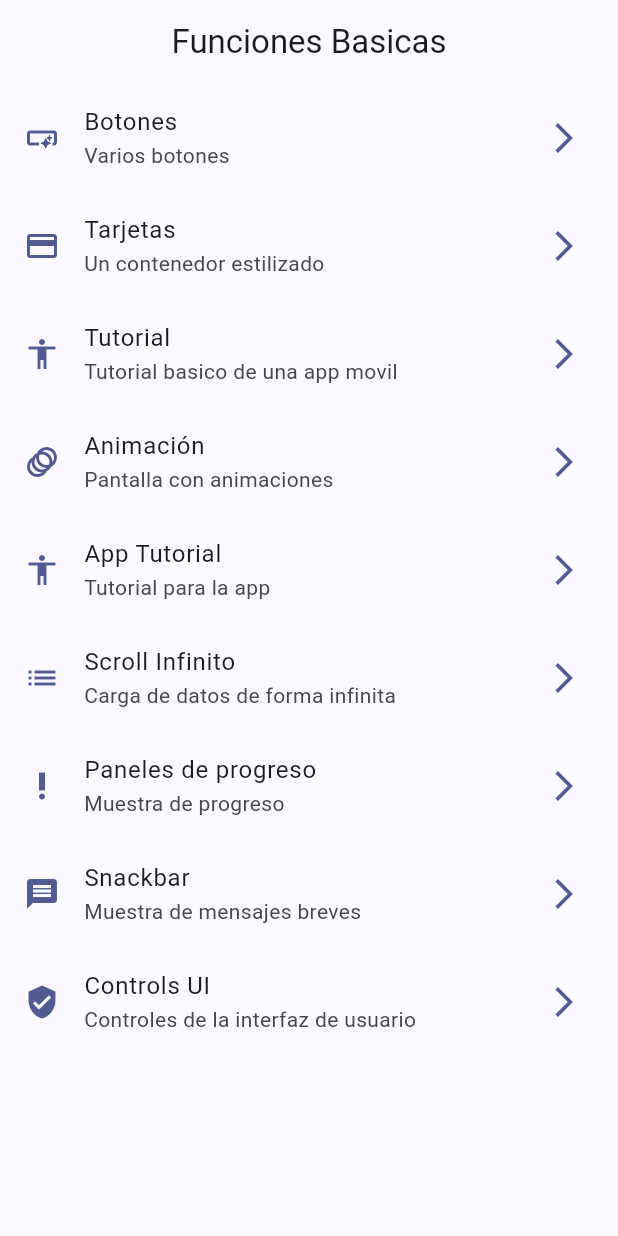
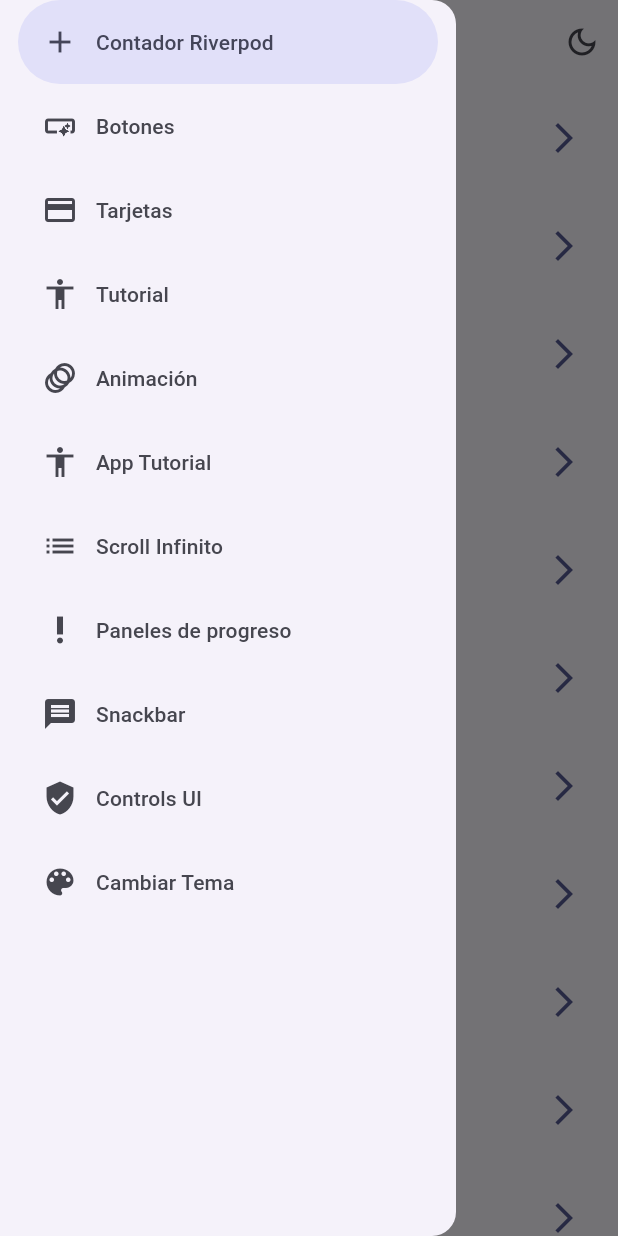
Before and after one commit to luislr220/widget_lalr_app, a Flutter app: the screen it shows after launch, with the side drawer open (before the commit the screen has no drawer), on a phone screen of 412 x 824 dp. Run offline on Flutter 3.47's test engine with Material 3 defaults, Android fonts, the phone set to English and light mode, and no system bars; our stand-ins replace animate_do, flutter_riverpod, go_router, lottie.

Commit message:
Terminando la app

```diff
--- a/lib/config/menu/menu_items.dart
+++ b/lib/config/menu/menu_items.dart
@@ -15,6 +15,12 @@ class MenuItem {
 }
 
 const appMenuItems = <MenuItem>[
+  MenuItem(
+    title: 'Contador Riverpod',
+    subTitle: 'Introducción a River',
+    link: '/counter-river',
+    icon: Icons.add,
+  ),
   MenuItem(
     title: 'Botones',
     subTitle: 'Varios botones',
@@ -69,4 +75,10 @@ const appMenuItems = <MenuItem>[
     link: '/uiControls',
     icon: Icons.verified_user_sharp,
   ),
+  MenuItem(
+    title: 'Cambiar Tema',
+    subTitle: 'Cambio de tema de la aplicación.',
+    link: '/theme-change',
+    icon: Icons.color_lens,
+  ),
 ];
--- a/lib/config/router/app_router.dart
+++ b/lib/config/router/app_router.dart
@@ -33,5 +33,13 @@ final appRouter = GoRouter(
       path: '/uiControls',
       builder: (context, state) => const UiControlsScreen(),
     ),
+    GoRoute(
+      path: '/counter-river',
+      builder: (context, state) => const CounterScreen(),
+    ),
+    GoRoute(
+      path: '/theme-change',
+      builder: (context, state) => const ThemeChangeScreen(),
+    ),
   ],
 );
--- a/lib/config/theme/app_theme.dart
+++ b/lib/config/theme/app_theme.dart
@@ -13,8 +13,9 @@ const colorList = <Color>[
 
 class AppTheme {
   final int selectedColor;
+  final bool isDarkMode;
 
-  AppTheme({required this.selectedColor})
+  AppTheme({required this.selectedColor, required this.isDarkMode})
     : assert(selectedColor >= 0, 'Selecciona un color mayor a 0'),
       assert(
         selectedColor < colorList.length,
@@ -27,5 +28,11 @@ class AppTheme {
       centerTitle: true,
       //elevation: 1,
     ),
+    brightness: isDarkMode ? Brightness.dark : Brightness.light,
+  );
+
+  AppTheme copyWith({bool? isDarkMode, int? selectedColor}) => AppTheme(
+    selectedColor: selectedColor ?? this.selectedColor,
+    isDarkMode: isDarkMode ?? this.isDarkMode,
   );
 }
--- a/lib/main.dart
+++ b/lib/main.dart
@@ -1,19 +1,22 @@
 import 'package:flutter/material.dart';
+import 'package:flutter_riverpod/flutter_riverpod.dart';
 import 'package:widget_lalr_app/config/router/app_router.dart';
 import 'package:widget_lalr_app/config/theme/app_theme.dart';
+import 'package:widget_lalr_app/presentation/providers/theme_provider.dart';
 
 void main() {
-  runApp(const MyApp());
+  runApp(const ProviderScope(child: MyApp()));
 }
 
-class MyApp extends StatelessWidget {
+class MyApp extends ConsumerWidget {
   const MyApp({super.key});
   @override
-  Widget build(BuildContext context) {
+  Widget build(BuildContext context, WidgetRef ref) {
+    final AppTheme appTheme = ref.watch(themeNotifierProvider);
     return MaterialApp.router(
       routerConfig: appRouter,
       debugShowCheckedModeBanner: false,
-      theme: AppTheme(selectedColor: 3).getTheme(),
+      theme: appTheme.getTheme(),
     );
   }
 }
--- /dev/null
+++ b/lib/presentation/providers/couter_provider.dart
@@ -0,0 +1,3 @@
+import 'package:flutter_riverpod/flutter_riverpod.dart';
+
+final couterProvider = StateProvider<int>((ref) => 2);
--- a/lib/presentation/screens/home/home_screen.dart
+++ b/lib/presentation/screens/home/home_screen.dart
@@ -1,21 +1,35 @@
 import 'package:flutter/material.dart';
 import 'package:go_router/go_router.dart';
 import 'package:widget_lalr_app/config/menu/menu_items.dart';
+import 'package:widget_lalr_app/presentation/widgets/side_widgets.dart';
 
 class HomeScreen extends StatelessWidget {
   const HomeScreen({super.key});
 
   @override
   Widget build(BuildContext context) {
+    final scaffoldKey = GlobalObjectKey<ScaffoldState>('home_scaffold');
     return Scaffold(
-      appBar: AppBar(title: const Text('Funciones Basicas')),
+      appBar: AppBar(
+        title: const Text('Funciones Basicas'),
+        actions: [
+          IconButton(
+            icon: Icon(
+              Theme.of(context).brightness == Brightness.dark
+                  ? Icons.light_mode_outlined
+                  : Icons.dark_mode_outlined,
+            ),
+            onPressed: () {},
+          ),
+        ],
+      ),
       body: _Homeview(),
+      drawer: SideMenu(scaffoldKey: scaffoldKey),
     );
   }
 }
 
 class _Homeview extends StatelessWidget {
-
   @override
   Widget build(BuildContext context) {
     return ListView.builder(
--- a/lib/presentation/screens/screens.dart
+++ b/lib/presentation/screens/screens.dart
@@ -1,3 +1,7 @@
+export 'package:widget_lalr_app/presentation/theme_chage/theme_change_screen.dart';
+
+export 'package:widget_lalr_app/presentation/screens/counter/counter_screen.dart';
+
 export 'package:widget_lalr_app/presentation/screens/ui_controls/ui_controls_screen.dart';
 
 export 'package:widget_lalr_app/presentation/screens/snackbar/snackbar_screen.dart';
--- /dev/null
+++ b/lib/presentation/widgets/side_widgets.dart
@@ -0,0 +1,33 @@
+import 'package:flutter/material.dart';
+import 'package:widget_lalr_app/config/menu/menu_items.dart';
+
+class SideMenu extends StatefulWidget {
+  final GlobalKey<ScaffoldState> scaffoldKey;
+  const SideMenu({super.key, required this.scaffoldKey});
+
+  @override
+  State<SideMenu> createState() => _SideMenuState();
+}
+
+class _SideMenuState extends State<SideMenu> {
+  int navDrawerIndex = 0;
+  @override
+  Widget build(BuildContext context) {
+    return NavigationDrawer(
+      selectedIndex: navDrawerIndex,
+      onDestinationSelected: (value) {
+        setState(() {
+          navDrawerIndex;
+        });
+      },
+      children: [
+        ...appMenuItems.map(
+          (element) => NavigationDrawerDestination(
+            icon: Icon(element.icon),
+            label: Text(element.title),
+          ),
+        ),
+      ],
+    );
+  }
+}
--- a/pubspec.yaml
+++ b/pubspec.yaml
@@ -2,7 +2,7 @@ name: widget_lalr_app
 description: "A new Flutter project."
 # The following line prevents the package from being accidentally published to
 # pub.dev using `flutter pub publish`. This is preferred for private packages.
-publish_to: 'none' # Remove this line if you wish to publish to pub.dev
+publish_to: "none" # Remove this line if you wish to publish to pub.dev
 
 # The following defines the version and build number for your application.
 # A version number is three numbers separated by dots, like 1.2.43
@@ -32,7 +32,8 @@ dependencies:
   cupertino_icons: ^1.0.8
   flutter:
     sdk: flutter
-  go_router: ^15.1.2
+  flutter_riverpod: ^2.6.1
+  go_router: ^15.2.0
   lottie: ^3.3.1
 
 dev_dependencies:
@@ -44,7 +45,6 @@ dev_dependencies:
 # following page: https://dart.dev/tools/pub/pubspec
 # The following section is specific to Flutter packages.
 flutter:
-
   # The following line ensures that the Material Icons font is
   # included with your application, so that you can use the icons in
   # the material Icons class.
```
Also changed, not shown: lib/presentation/providers/theme_provider.dart (added, +26 -0 lines), lib/presentation/screens/counter/counter_screen.dart (added, +48 -0 lines), lib/presentation/screens/ui_controls/ui_controls_screen.dart (+107 -1 lines), lib/presentation/theme_chage/theme_change_screen.dart (added, +53 -0 lines), pubspec.lock.
